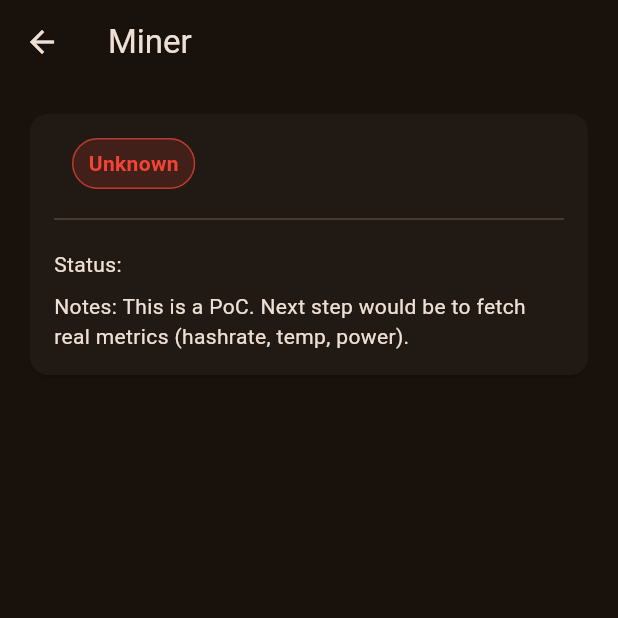
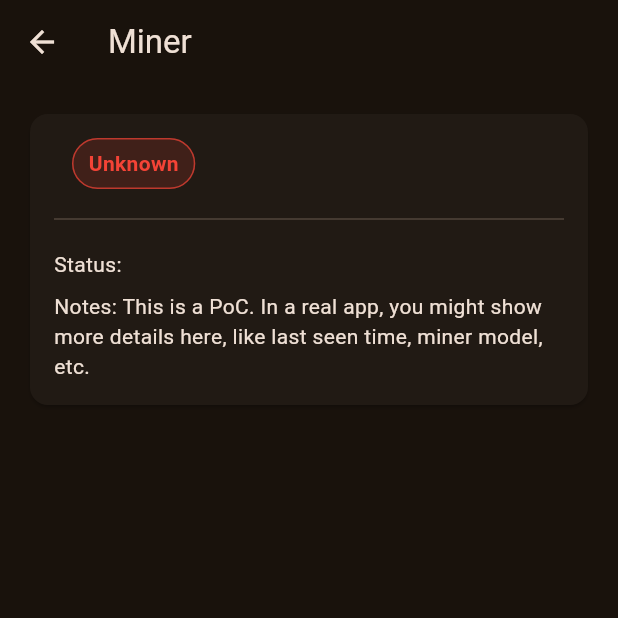
Before and after one commit to w6212830602/miner-server, a Flutter app: the MinerDetailScreen screen opened directly with empty values, on a phone screen of 412 x 824 dp, the top half of it. Run offline on Flutter 3.47's test engine with Material 3 defaults, Android fonts, the phone set to English and light mode, and no system bars.

Commit message:
Clarify PoC note in miner detail screen
Update the notes text in MinerDetailScreen to clarify that this is a PoC and suggest showing additional details in a real app (e.g. last seen time, miner model) instead of referencing fetching metrics. This is a non-functional wording/UX update.

```diff
--- a/miner_app/lib/screens/miner_detail_screen.dart
+++ b/miner_app/lib/screens/miner_detail_screen.dart
@@ -34,7 +34,7 @@ class MinerDetailScreen extends StatelessWidget {
                 const SizedBox(height: 12),
                 Text('Status: ${miner.status}'),
                 const SizedBox(height: 8),
-                Text('Notes: This is a PoC. Next step would be to fetch real metrics (hashrate, temp, power).'),
+                Text('Notes: This is a PoC. In a real app, you might show more details here, like last seen time, miner model, etc.'),
               ],
             ),
           ),
```
